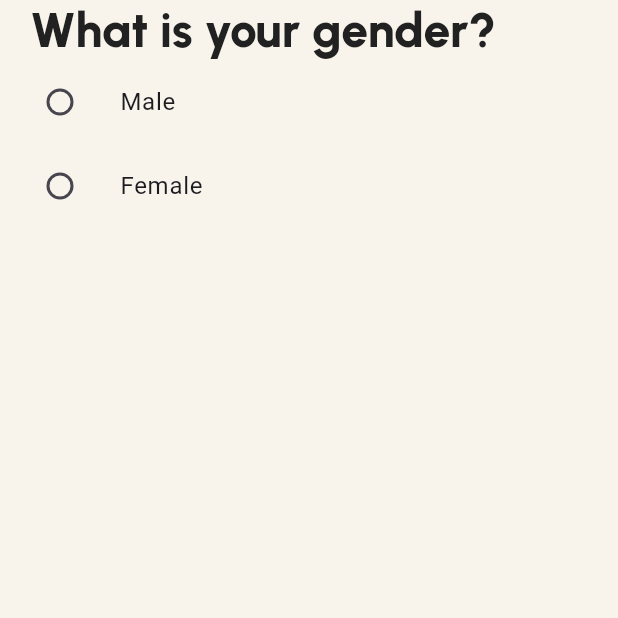
After one commit to mfahad88/scstrade_pro, a Flutter app: the WhatIsGender screen opened directly, on a phone screen of 412 x 824 dp, the top half of it. The commit adds this screen. Run offline on Flutter 3.47's test engine with Material 3 defaults, Android fonts, the phone set to English and light mode, and no system bars; our stand-ins replace device_preview, flutter_svg; missing offline and left inert: flutter_constraintlayout.

Commit message:
Your gender screen done

```diff
--- a/lib/screens/AppConstants.dart
+++ b/lib/screens/AppConstants.dart
@@ -5,5 +5,5 @@ class Appconstants{
   static const String what_is_your="What is your name?";
   static const String full_name="Full Name";
   static const String continu="Continue";
-
+  static const String what_is_gender="What is your gender? ";
 }
--- /dev/null
+++ b/lib/screens/controller/SharedController.dart
@@ -0,0 +1,5 @@
+import 'package:flutter/material.dart';
+
+class Sharedcontroller extends ChangeNotifier{
+
+}
--- a/lib/screens/onboard/BottomButton.dart
+++ b/lib/screens/onboard/BottomButton.dart
@@ -1,5 +1,4 @@
 import 'package:flutter/material.dart';
-import 'package:get/get.dart';
 import 'package:scstrade_pro/screens/AppConstants.dart';
 
 import '../views/my_button.dart';
--- a/lib/screens/onboard/onboard.dart
+++ b/lib/screens/onboard/onboard.dart
@@ -2,13 +2,11 @@
 import 'package:flutter/cupertino.dart';
 import 'package:flutter/material.dart';
 import 'package:flutter_svg/flutter_svg.dart';
-import 'package:get/get.dart';
 import 'package:scstrade_pro/screens/AppConstants.dart';
 import 'package:scstrade_pro/screens/onboard/BottomButton.dart';
 import 'package:scstrade_pro/screens/signup/sign_up_screen.dart';
 
 class Onboard extends StatefulWidget {
-  const Onboard({super.key});
 
   @override
   State<Onboard> createState() => _OnboardState();
@@ -34,7 +32,7 @@ class _OnboardState extends State<Onboard> {
             Container(
               margin: const EdgeInsets.only(left: 20,right: 20),
               child: Text(Appconstants.Lorem_ipsum,
-              style: context.textTheme.bodyMedium),
+              style: Theme.of(context).textTheme.bodyMedium),
             ),
           const Spacer(flex: 8,),
             Container(
--- /dev/null
+++ b/lib/screens/signup/signupController.dart
@@ -0,0 +1,42 @@
+import 'package:flutter/material.dart';
+
+class Signupcontroller extends ChangeNotifier{
+  String _fullName="";
+  String _gender="";
+  String _dob="";
+  String _pob="";
+  double _percent=0.0;
+  GlobalKey<NavigatorState> mainNavigation = GlobalKey();
+  String get fullName => _fullName;
+  String get gender => _gender;
+  String get dob => _dob;
+  String get pob => _pob;
+  double get percent => _percent;
+
+  void addPercent(){
+    _percent+=0.1;
+    notifyListeners();
+  }
+  set setFullName(String fullName){
+    _fullName = fullName;
+
+    notifyListeners();
+  }
+
+  set gender(String gender){
+    this._gender = gender;
+    notifyListeners();
+  }
+
+  set dob(String dob){
+    this._dob = dob;
+
+    notifyListeners();
+  }
+
+  set pob(String pob){
+    this._pob = pob;
+    notifyListeners();
+  }
+
+}
--- /dev/null
+++ b/lib/screens/signup/what_is_gender.dart
@@ -0,0 +1,55 @@
+import 'package:flutter/material.dart';
+import 'package:provider/provider.dart';
+import 'package:scstrade_pro/screens/signup/signupController.dart';
+
+import '../AppConstants.dart';
+
+class WhatIsGender extends StatelessWidget {
+
+  @override
+  Widget build(BuildContext context) {
+    return Consumer<Signupcontroller>(
+      builder: (BuildContext context, Signupcontroller controller, Widget? child) {
+        return Scaffold(
+          body: Column(
+            mainAxisAlignment: MainAxisAlignment.start,
+            mainAxisSize: MainAxisSize.max,
+            crossAxisAlignment: CrossAxisAlignment.start,
+            children: [
+              Container(
+                margin: const EdgeInsets.symmetric(horizontal: 20),
+                child: Text(Appconstants.what_is_gender,
+                    style: Theme.of(context).textTheme.headlineLarge
+                ),
+              ),
+              Container(
+                child: Column(
+                  children: [
+                    ListTile(
+                      title: Text("Male"),
+                      leading: Radio<String>(
+                        value: "Male",
+                        groupValue: controller.gender,
+                        onChanged: (value) => controller.gender=value!,
+                      ),
+                    ),
+                    ListTile(
+                      title: Text("Female"),
+                      leading: Radio<String>(
+                        value: "Female",
+                        groupValue: controller.gender,
+                        onChanged: (value) => controller.gender=value!,
+                      ),
+                    )
+                  ],
+                ),
+              )
+
+            ],
+          ),
+        );
+      },
+
+    );
+  }
+}
--- a/lib/screens/views/button_login_signup.dart
+++ b/lib/screens/views/button_login_signup.dart
@@ -1,4 +1,6 @@
 import 'package:flutter/material.dart';
+import 'package:provider/provider.dart';
+import 'package:scstrade_pro/screens/signup/signupController.dart';
 
 import '../signup/sign_up_screen.dart';
 
@@ -14,7 +16,7 @@ class BottomLoginSignup extends StatelessWidget {
       crossAxisAlignment: CrossAxisAlignment.stretch,
       children: [
         ElevatedButton(onPressed: (){
-          Navigator.push(context, MaterialPageRoute(builder: (context) => SignUpScreen(),));
+          Navigator.push(context, MaterialPageRoute(builder: (context) => SignUpScreen()));
         },
           style: ElevatedButton.styleFrom(
               backgroundColor: const Color(0xFF12D18E),
--- a/pubspec.yaml
+++ b/pubspec.yaml
@@ -35,10 +35,11 @@ dependencies:
   # The following adds the Cupertino Icons font to your application.
   # Use with the CupertinoIcons class for iOS style icons.
   cupertino_icons: ^1.0.6
-  get: ^4.6.6
+#  get: ^4.6.6
   flutter_svg: ^2.0.10+1
   flutter_constraintlayout: ^1.7.0-stable
   device_preview: ^1.2.0
+  provider: ^6.1.2
 
 dev_dependencies:
   flutter_test:
```
Also changed, not shown: lib/screens/models/signup/SignUp.dart (added, +10 -0 lines), lib/screens/myApp.dart (+8 -8 lines), lib/screens/signup/sign_up_screen.dart (+42 -17 lines), lib/screens/signup/your_name_screen.dart (+14 -24 lines), pubspec.lock.
